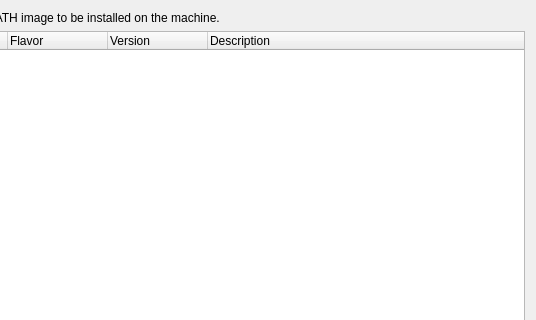
The window that src/modules/imageselection/ImageSelectionPage.ui (seapath/seapath-installer) describes before a commit, drawn with Qt 5; both pictures show x 104 to 640 and y 0 to 320 of the 640 by 480 pixel window.
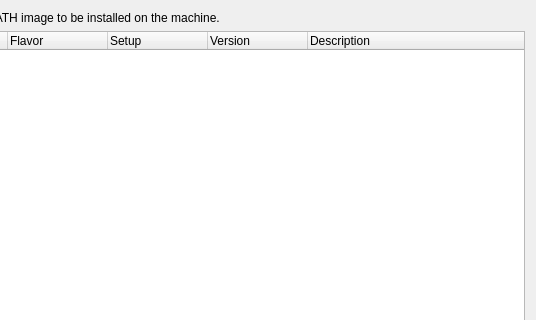
The same window after the commit.

Commit message:
modules/imageselection: add setup column
This column is used to indicate if an image is a cluster or a
standalone image.

```diff
--- a/src/modules/imageselection/ImageSelectionPage.ui
+++ b/src/modules/imageselection/ImageSelectionPage.ui
@@ -27,7 +27,7 @@
       <bool>true</bool>
      </property>
      <property name="columnCount">
-      <number>4</number>
+      <number>5</number>
      </property>
      <column>
       <property name="text">
@@ -39,6 +39,11 @@
        <string>Flavor</string>
       </property>
      </column>
+     <column>
+      <property name="text">
+       <string>Setup</string>
+      </property>
+     </column>
      <column>
       <property name="text">
        <string>Version</string>
```
The commit also changes 1 other file.
